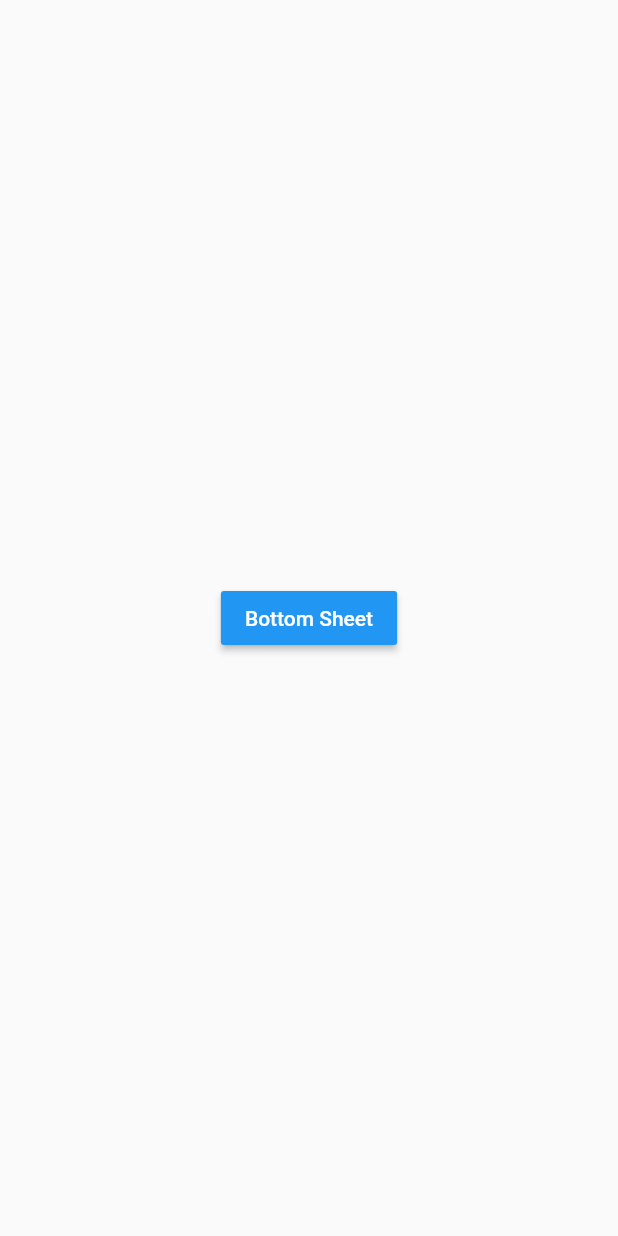
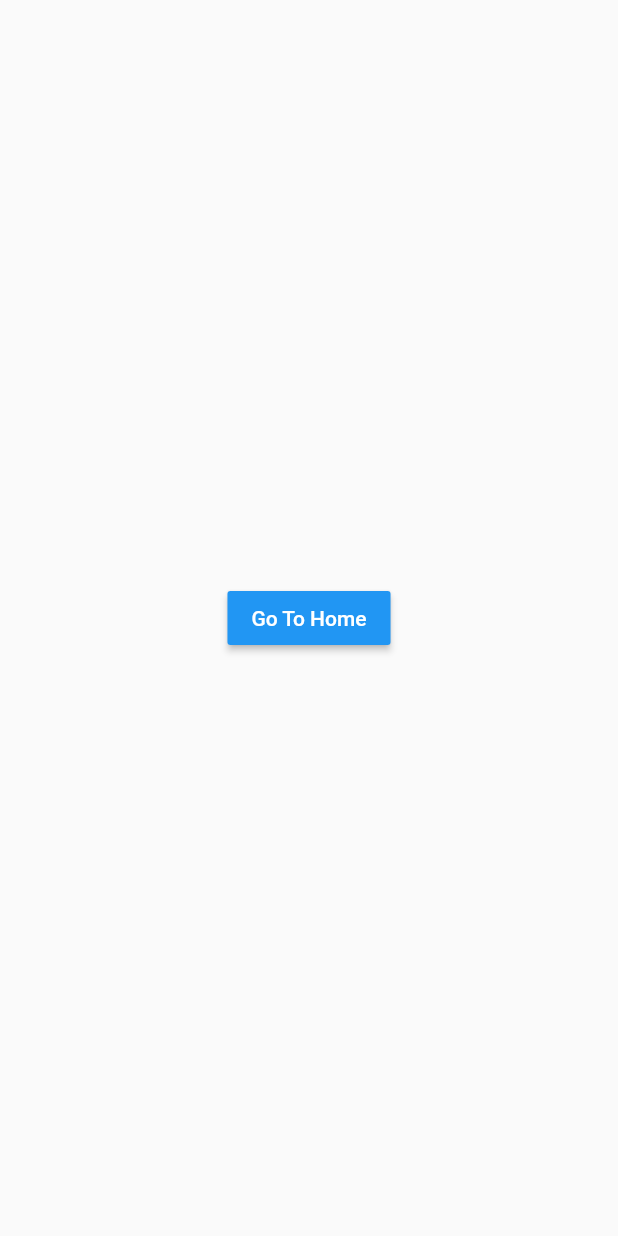
Before and after one commit to PawankumarPK/Flutter-GetX-Tour, a Flutter app: the screen it shows after launch, on a phone screen of 412 x 824 dp. Run offline on Flutter 3.47's test engine with Material 2 defaults, Android fonts, the phone set to English and light mode, and no system bars; our stand-ins replace get.

Commit message:
Route navigation part with animation , passing data etc

```diff
--- a/lib/GetXScaffold.dart
+++ b/lib/GetXScaffold.dart
@@ -2,6 +2,7 @@ import 'package:flutter/material.dart';
 import 'package:get/get.dart';
 import 'package:getx_tour/bottomSheet/GetXBottomSheet.dart';
 import 'package:getx_tour/dialogBox/GetXDialogBox.dart';
+import 'package:getx_tour/routeNavigation/Home.dart';
 import 'package:getx_tour/snackbar/GetXSnackBar.dart';
 
 class GetXScaffold extends StatelessWidget {
@@ -12,7 +13,7 @@ class GetXScaffold extends StatelessWidget {
     return const GetMaterialApp(
       title: "Snackbar",
       home: Scaffold(
-        body: GetXBottomSheet(),
+        body: Home(),
       ),
     );
   }
--- /dev/null
+++ b/lib/routeNavigation/Home.dart
@@ -0,0 +1,50 @@
+import 'package:flutter/material.dart';
+import 'package:get/get.dart';
+import 'package:getx_tour/routeNavigation/HomeTwo.dart';
+
+class Home extends StatelessWidget {
+  const Home({Key? key}) : super(key: key);
+
+  @override
+  Widget build(BuildContext context) {
+    return Container(
+      child: Center(
+        child: MaterialButton(
+          color: Colors.blue,
+          onPressed: () async {
+           /* Get.to(const HomeTwo(),
+              /// To make full screen dialog
+              fullscreenDialog: true,
+
+              /// To provide animation
+              transition: Transition.zoom,
+              duration: const Duration(milliseconds: 500),
+
+              /// Curve Animation
+              curve: Curves.bounceOut,
+            );*/
+
+            /// Go to homeTwo screen but no option to return to previous screen
+            //Get.off(const HomeTwo());
+
+            /// Go to homeTwo screen and cancel all  previous screen/routes
+            //Get.offAll(const HomeTwo());
+
+            /// Go to next screen with some data
+            //Get.to(HomeTwo(),arguments: "Data from Home Page");
+
+            /// Go to next screen and receive data sent from home screen
+            var data = await Get.to(const HomeTwo());
+            print("The received data is $data");
+
+
+          },
+          child: const Text("Go To Home",style: TextStyle(
+          color: Colors.white,
+
+    )
+        ),
+    ),
+      ));
+  }
+}
```
Also changed, not shown: lib/routeNavigation/HomeTwo.dart (added, +56 -0 lines).
